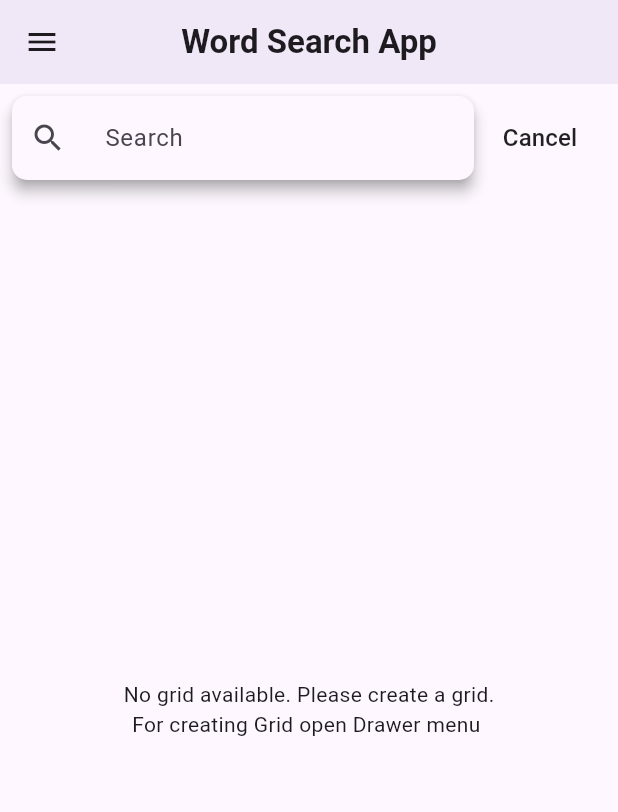
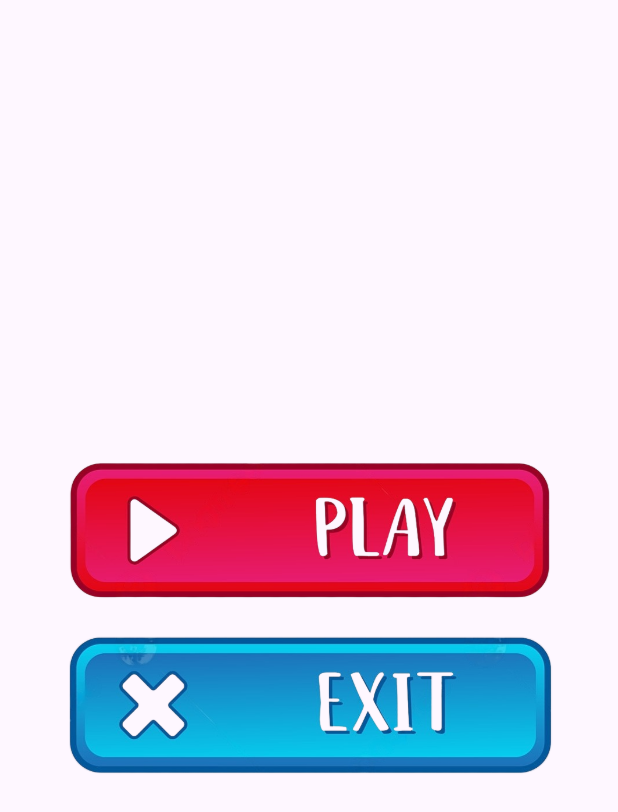
Before and after one commit to nikhil2132/Word-search-App, a Flutter app: the screen it shows after launch, on a phone screen of 412 x 824 dp. Shown: the top 812 px of the screen. Run offline on Flutter 3.47's test engine with Material 3 defaults, Android fonts, the phone set to English and light mode, and no system bars; our stand-ins replace audioplayers, equatable, flutter_bloc.

Commit message:
Intro screen added

```diff
--- a/lib/bloc/crossword_bloc.dart
+++ b/lib/bloc/crossword_bloc.dart
@@ -30,6 +30,7 @@ class CrosswordBloc extends Bloc<CrosswordEvent, CrosswordState> {
   void _onSearchWord(SearchWord event, Emitter<CrosswordState> emit) {
     final word = event.word.toUpperCase();
     List<Position> matches = [];
+    bool wordfound = false;
 
     if (word.isEmpty) {
       emit(state.copyWith(message: '', wordFound: false, matches: []));
@@ -43,7 +44,11 @@ class CrosswordBloc extends Bloc<CrosswordEvent, CrosswordState> {
       emit(state.copyWith(
           message: 'Word found!', wordFound: true, matches: matches));
     } else {
+      emit(state
+          .copyWith(message: 'Word not found!', wordFound: false, matches: []));
       audioPlayer.play(AssetSource('sounds/error.mp3'));
+    }
+    if (!wordfound) {
       emit(state
           .copyWith(message: 'Word not found!', wordFound: false, matches: []));
     }
--- a/lib/main.dart
+++ b/lib/main.dart
@@ -2,7 +2,7 @@ import 'package:audioplayers/audioplayers.dart';
 import 'package:flutter/material.dart';
 import 'package:flutter_bloc/flutter_bloc.dart';
 import 'package:word_search/bloc/crossword_bloc.dart';
-import 'package:word_search/ui/splash_screen.dart';
+import 'package:word_search/ui/Splash/splash_screen.dart';
 
 void main() {
   runApp(const MyApp());
--- a/lib/position.dart
+++ b/lib/position.dart
@@ -2,16 +2,12 @@ class Position {
   final int row;
   final int col;
 
-  Position(this.row, this.col);
+  const Position(this.row, this.col);
 
   @override
   bool operator ==(Object other) =>
-      identical(this, other) ||
-      other is Position &&
-          runtimeType == other.runtimeType &&
-          row == other.row &&
-          col == other.col;
+      other is Position && row == other.row && col == other.col;
 
   @override
-  int get hashCode => row.hashCode ^ col.hashCode;
+  int get hashCode => Object.hash(row, col);
 }
--- a/lib/ui/crossword_screen.dart
+++ b/lib/ui/home/crossword_screen.dart
@@ -54,7 +54,7 @@ class CrosswordScreenState extends State<CrosswordScreen> {
           centerTitle: true,
           elevation: 4,
           title: const Text(
-            'Word Search App',
+            'Crossword',
             style: TextStyle(
               fontWeight: FontWeight.bold,
             ),
@@ -102,7 +102,7 @@ class CrosswordScreenState extends State<CrosswordScreen> {
                     final rows = state.grid.length;
                     final cols = state.grid[0].length;
 
-                    return grids(cols, rows, state);
+                    return _grids(cols, rows, state);
                   },
                 ),
               ),
@@ -113,7 +113,7 @@ class CrosswordScreenState extends State<CrosswordScreen> {
     );
   }
 
-  GridView grids(int cols, int rows, CrosswordState state) {
+  Widget _grids(int cols, int rows, CrosswordState state) {
     return GridView.builder(
       gridDelegate: SliverGridDelegateWithFixedCrossAxisCount(
         crossAxisCount: cols,
@@ -161,8 +161,7 @@ class CrosswordScreenState extends State<CrosswordScreen> {
     );
   }
 
-  AlertDialog _alertDialog(
-      String letter, BuildContext context, int row, int col) {
+  Widget _alertDialog(String letter, BuildContext context, int row, int col) {
     return AlertDialog(
       title: const Text('Enter Letter'),
       content: TextField(
@@ -189,7 +188,7 @@ class CrosswordScreenState extends State<CrosswordScreen> {
     );
   }
 
-  MaterialButton _cancelButton() {
+  Widget _cancelButton() {
     return MaterialButton(
       onPressed: _clearSearch,
       child: const Text(
@@ -201,7 +200,7 @@ class CrosswordScreenState extends State<CrosswordScreen> {
     );
   }
 
-  Expanded _textField() {
+  Widget _textField() {
     return Expanded(
       child: Material(
         borderRadius: BorderRadius.circular(10),
@@ -229,7 +228,7 @@ class CrosswordScreenState extends State<CrosswordScreen> {
     );
   }
 
-  Drawer _drawer() {
+  Widget _drawer() {
     return Drawer(
       child: ListView(
         padding: EdgeInsets.zero,
--- /dev/null
+++ b/lib/ui/intro/intro_screen.dart
@@ -0,0 +1,43 @@
+import 'dart:io';
+import 'package:flutter/material.dart';
+import 'package:word_search/ui/home/crossword_screen.dart';
+
+class IntoScreen extends StatelessWidget {
+  const IntoScreen({super.key});
+
+  @override
+  Widget build(BuildContext context) {
+    return Scaffold(
+      body: Center(
+        child: Padding(
+          padding: const EdgeInsets.symmetric(horizontal: 40),
+          child: Column(
+            mainAxisAlignment: MainAxisAlignment.center,
+            children: [
+              GestureDetector(
+                onTap: () {
+                  Navigator.push(
+                      context,
+                      MaterialPageRoute(
+                          builder: (context) => const CrosswordScreen()));
+                },
+                child: const Image(
+                  image: AssetImage('assets/images/play_button.png'),
+                ),
+              ),
+              const SizedBox(height: 20),
+              GestureDetector(
+                onTap: () {
+                  exit(0);
+                },
+                child: const Image(
+                  image: AssetImage('assets/images/exit_button.png'),
+                ),
+              ),
+            ],
+          ),
+        ),
+      ),
+    );
+  }
+}
```
Also changed, not shown: lib/ui/Splash/splash_screen.dart (renamed from lib/ui/splash_screen.dart, +4 -3 lines), assets/images/exit_button.png (added), assets/images/play_button.png (added), 1 other file.
